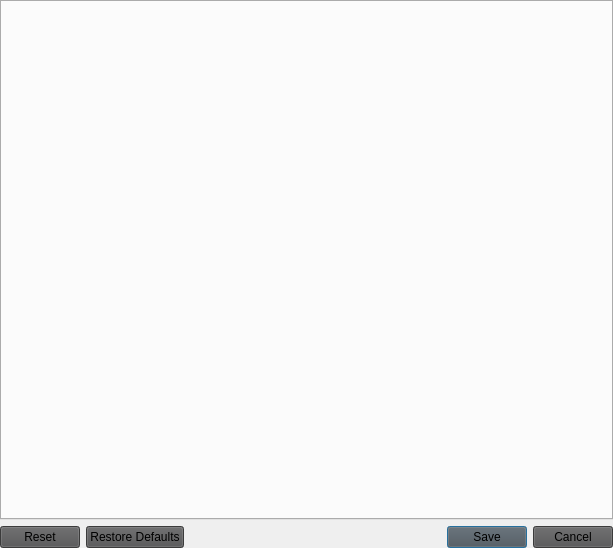
Qt form ui/settings/Settings.ui (OpenFairWind/FairWindSK) before a commit.
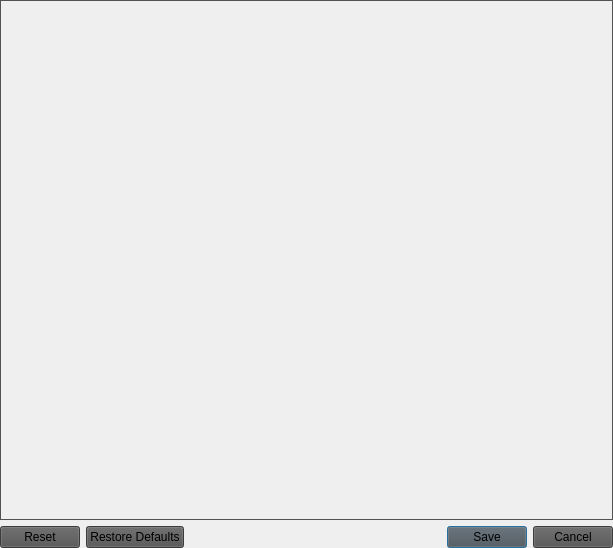
The same form after that commit.

Commit message: Fix settings widget contrast

What changed in the file:
```diff
--- a/ui/settings/Settings.ui
+++ b/ui/settings/Settings.ui
@@ -18,7 +18,29 @@
    <string>Settings</string>
   </property>
   <property name="styleSheet">
-   <string notr="true"/>
+   <string notr="true">background-color: rgb(26, 26, 26);
+color: rgb(255, 255, 255);
+QLineEdit, QTextEdit, QPlainTextEdit, QComboBox, QListWidget, QAbstractItemView {
+    background-color: rgb(24, 24, 24);
+    color: rgb(255, 255, 255);
+    border: 1px solid rgb(90, 90, 90);
+    selection-background-color: rgb(65, 107, 195);
+    selection-color: rgb(255, 255, 255);
+}
+QComboBox::drop-down {
+    border: 0px;
+}
+QTabWidget::pane {
+    border: 1px solid rgb(82, 82, 83);
+}
+QTabBar::tab {
+    background-color: rgb(55, 55, 55);
+    color: rgb(255, 255, 255);
+    padding: 6px 10px;
+}
+QTabBar::tab:selected {
+    background-color: rgb(82, 82, 83);
+}</string>
   </property>
   <layout class="QGridLayout" name="gridLayout_Settings">
    <property name="leftMargin">
```
